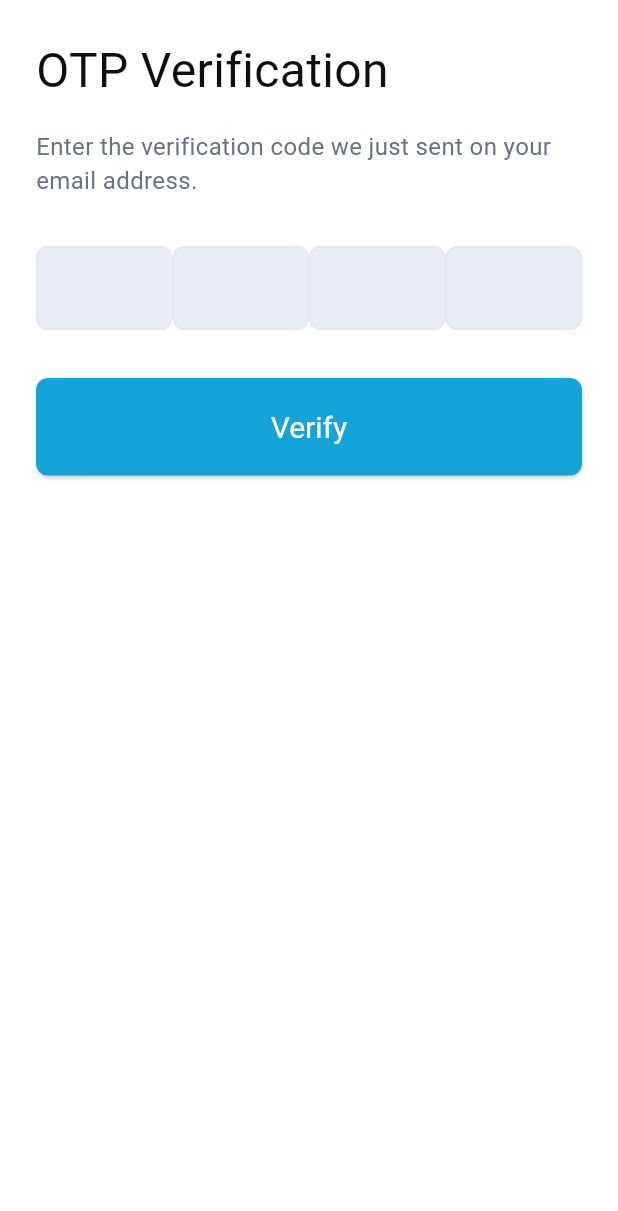
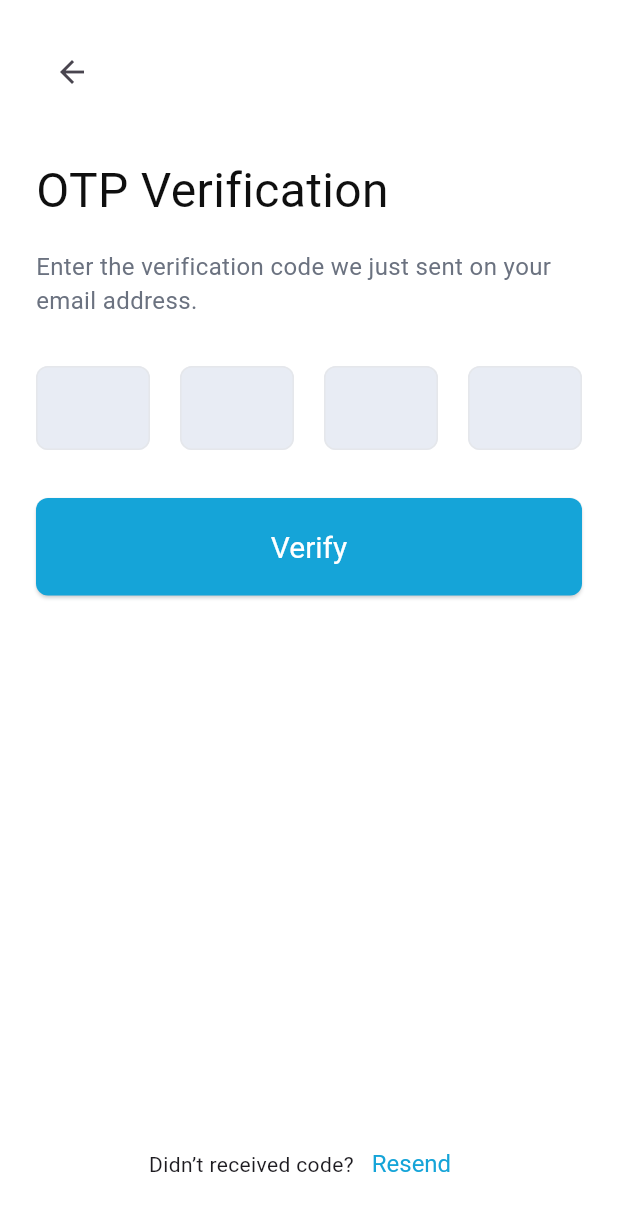
Before and after one commit to mostafa2026-code/bookia, a Flutter app: the Otpvericationscreen screen opened directly, on a phone screen of 412 x 824 dp. Shown: the top 1211 px of the screen. Run offline on Flutter 3.47's test engine with Material 3 defaults, Android fonts, the phone set to English and light mode, and no system bars; our stand-ins replace flutter_svg, gap, lottie.

Commit message:
final otperication

```diff
--- a/lib/feature/auth/otpverication/otpvericationscreen.dart
+++ b/lib/feature/auth/otpverication/otpvericationscreen.dart
@@ -1,6 +1,8 @@
 import 'package:bookia/core/utils/styles/mystyles.dart';
+import 'package:bookia/core/utils/widgets/arrowbackcontainer.dart';
 import 'package:flutter/material.dart';
 import 'package:gap/gap.dart';
+
 @immutable
 // ignore: must_be_immutable
 class Otpvericationscreen extends StatelessWidget {
@@ -15,13 +17,16 @@ class Otpvericationscreen extends StatelessWidget {
   @override
   Widget build(BuildContext context) {
     return Scaffold(
-      body: SingleChildScrollView(
+      body: SafeArea(
+        child: SingleChildScrollView(
           child: Padding(
             padding: EdgeInsets.all(24),
             child: Column(
               mainAxisAlignment: MainAxisAlignment.start,
               crossAxisAlignment: CrossAxisAlignment.start,
               children: [
+                BackButton(),
+                Gap(32),
                 Text(
                   "OTP Verification",
                   style: MytextStyles.main24_400().copyWith(fontSize: 32),
@@ -33,6 +38,7 @@ class Otpvericationscreen extends StatelessWidget {
                 ),
                 Gap(32),
                 Row(
+                  spacing: 20,
                   children: List.generate(4, (index) {
                     return Expanded(
                       child: TextFormField(
@@ -43,9 +49,29 @@ class Otpvericationscreen extends StatelessWidget {
                   }),
                 ),
                 Gap(32),
-              ElevatedButton(onPressed: (){}, child: Text("Verify"  ,style: MytextStyles.elevatedbottomtextstyle(),))
+                ElevatedButton(
+                  onPressed: () {},
+                  child: Text(
+                    "Verify",
+                    style: MytextStyles.elevatedbottomtextstyle(),
+                  ),
+                ),
               ],
             ),
+          ),
+        ),
+      ),
+      bottomNavigationBar: Padding(
+        padding: EdgeInsets.all(24),
+        child: Row(
+          mainAxisAlignment: MainAxisAlignment.center,
+          children: [
+            Text("Didn’t received code?"),
+            TextButton(
+              onPressed: () {},
+              child: Text("Resend", style: MytextStyles.textbottomstyle()),
+            ),
+          ],
         ),
       ),
     );
--- a/lib/feature/splash/splashacreen.dart
+++ b/lib/feature/splash/splashacreen.dart
@@ -2,6 +2,7 @@ import 'package:bookia/core/utils/functions/navigation.dart';
 import 'package:bookia/feature/welcome/welcomescreen.dart';
 import 'package:flutter/material.dart';
 import 'package:flutter_svg/flutter_svg.dart';
+import 'package:lottie/lottie.dart';
 
 class Splashacreen extends StatefulWidget {
   const Splashacreen({super.key});
@@ -27,7 +28,7 @@ class _SplashacreenState extends State<Splashacreen> {
         mainAxisAlignment: MainAxisAlignment.center,
         crossAxisAlignment: CrossAxisAlignment.center,
         children: [
-          Center(child: SvgPicture.asset("assets/images/logo 2.svg")),
+          Center(child: Lottie.asset("assets/icons/Books.json")),
           Center(child: Text("Order Your Book Now!")),
         ],
       ),
--- a/lib/main.dart
+++ b/lib/main.dart
@@ -1,5 +1,5 @@
 import 'package:bookia/core/utils/themes/mythemes.dart';
-import 'package:bookia/feature/auth/passwordchangedsuccess/passwordchangedsuccessfullyscreen.dart';
+import 'package:bookia/feature/auth/otpverication/otpvericationscreen.dart';
 import 'package:flutter/material.dart';
 
 void main() {
@@ -12,7 +12,7 @@ class MainApp extends StatelessWidget {
   @override
   Widget build(BuildContext context) {
     return MaterialApp(
-      home: Passwordchangedsuccessfullyscreen(),
+      home: Otpvericationscreen(),
       theme: Mythemes.lightTheme(),
     );
   }
```
Also changed, not shown: assets/icons/Books.json (added, +1 -0 lines). Lines whose indentation alone changed are shown as unchanged.
